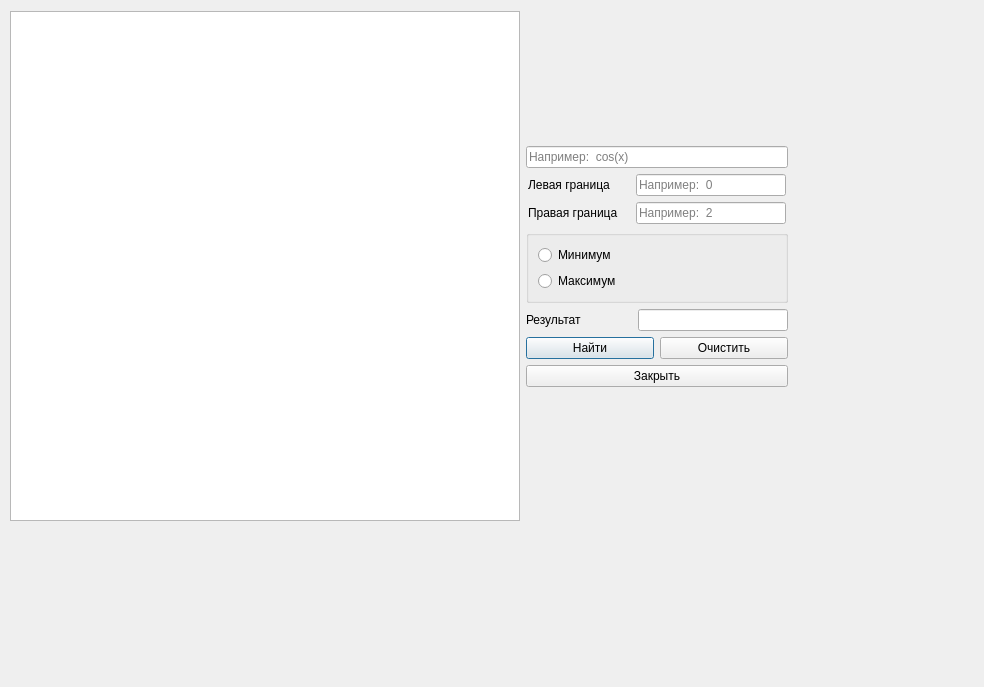
Old version of the form derivativewindow.ui in the repository MupLever/QtGraphBuilder.
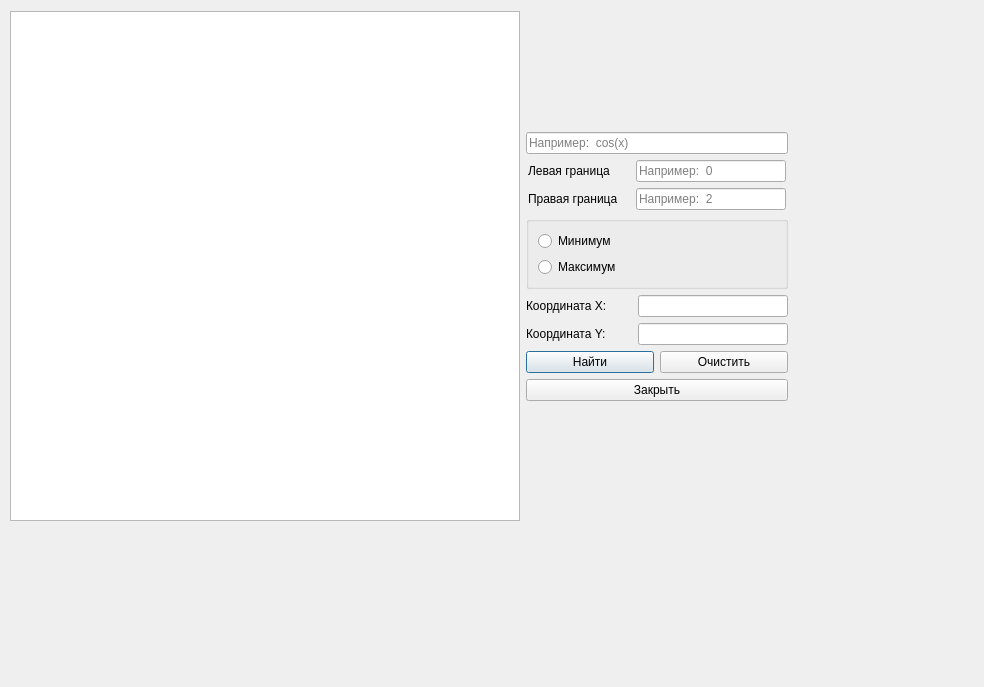
New version of the form.

The edit to the form file:
```diff
--- a/derivativewindow.ui
+++ b/derivativewindow.ui
@@ -179,7 +179,7 @@
         <item>
          <widget class="QLabel" name="label_3">
           <property name="text">
-           <string>Результат</string>
+           <string>Координата X:</string>
           </property>
          </widget>
         </item>
@@ -204,6 +204,33 @@
         </item>
        </layout>
       </item>
+      <item>
+       <layout class="QHBoxLayout" name="horizontalLayout_6">
+        <item>
+         <widget class="QLabel" name="label_4">
+          <property name="text">
+           <string>Координата Y:</string>
+          </property>
+         </widget>
+        </item>
+        <item>
+         <widget class="QLineEdit" name="lineEdit_5">
+          <property name="minimumSize">
+           <size>
+            <width>150</width>
+            <height>0</height>
+           </size>
+          </property>
+          <property name="maximumSize">
+           <size>
+            <width>150</width>
+            <height>16777215</height>
+           </size>
+          </property>
+         </widget>
+        </item>
+       </layout>
+      </item>
       <item>
        <layout class="QHBoxLayout" name="horizontalLayout_3">
         <item>
```
